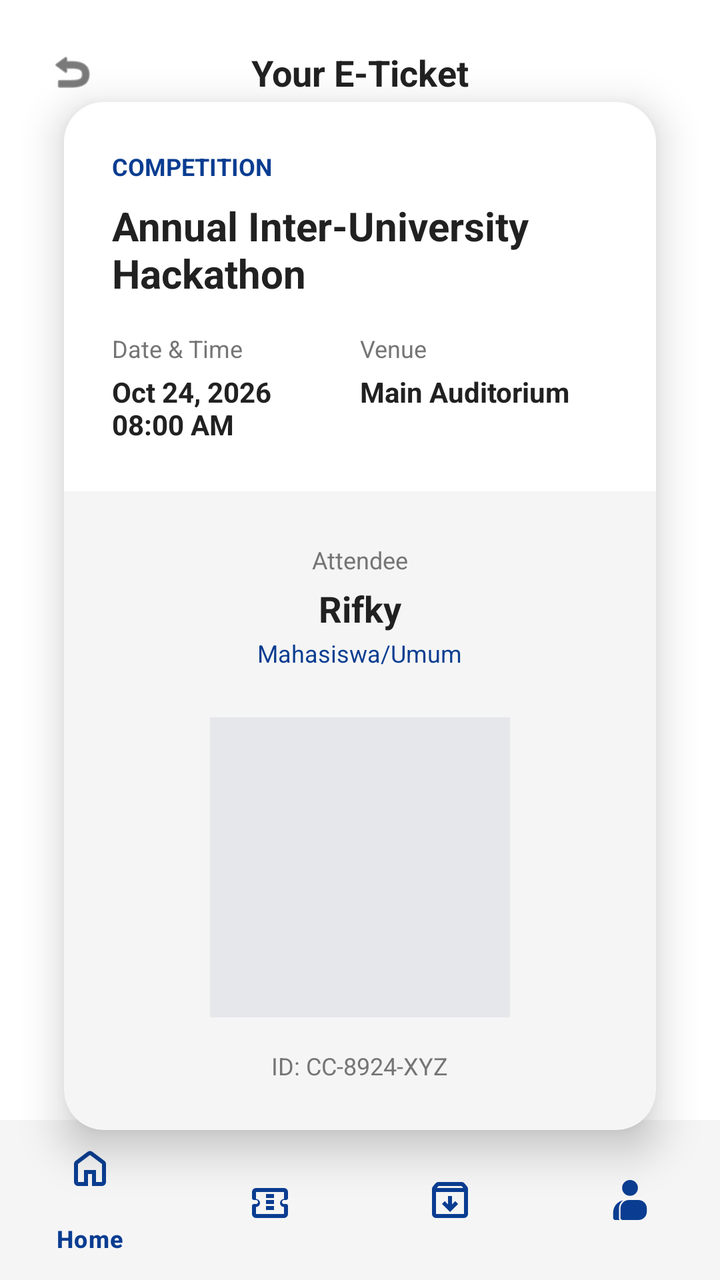
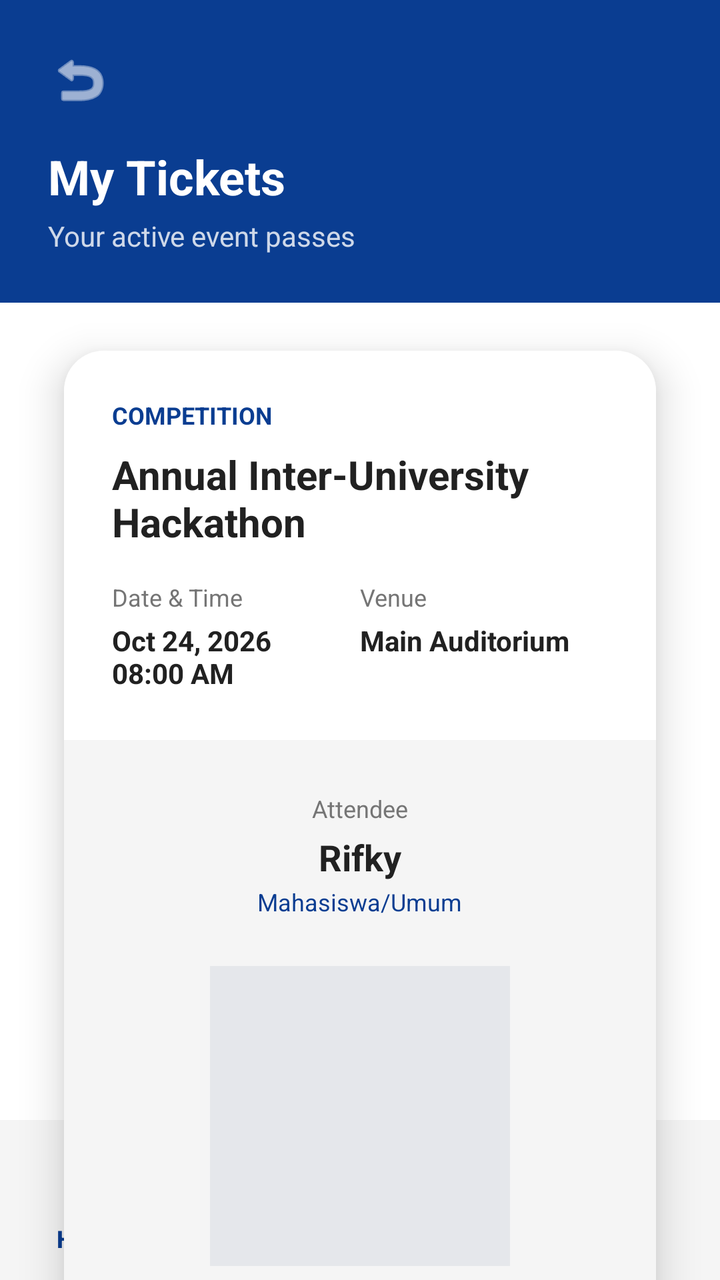

An Android layout rendered at two revisions. The XML below is the earlier revision; the diff shows what the commit changed to produce the second picture.
<!-- AndroidManifest.xml: application theme Theme.CampusConnectProject -->
<!-- res/layout/activity_ticket.xml -->
<?xml version="1.0" encoding="utf-8"?>
<androidx.constraintlayout.widget.ConstraintLayout
    xmlns:android="http://schemas.android.com/apk/res/android"
    xmlns:app="http://schemas.android.com/apk/res-auto"
    xmlns:tools="http://schemas.android.com/tools"
    android:layout_width="match_parent"
    android:layout_height="match_parent"
    android:background="@color/bg_utama"
    tools:context=".ui.mahasiswa.MyTicketActivity">

    <ImageView
        android:id="@+id/btnBack"
        android:layout_width="24dp"
        android:layout_height="24dp"
        android:layout_marginStart="24dp"
        android:layout_marginTop="24dp"
        android:contentDescription="@null"
        android:src="@android:drawable/ic_menu_revert"
        app:tint="@color/teks_utama"
        app:layout_constraintStart_toStartOf="parent"
        app:layout_constraintTop_toTopOf="parent" />

    <TextView
        android:layout_width="wrap_content"
        android:layout_height="wrap_content"
        android:text="Your E-Ticket"
        android:textColor="@color/teks_utama"
        android:textSize="18sp"
        android:textStyle="bold"
        app:layout_constraintBottom_toBottomOf="@id/btnBack"
        app:layout_constraintEnd_toEndOf="parent"
        app:layout_constraintStart_toStartOf="parent"
        app:layout_constraintTop_toTopOf="@id/btnBack" />

    <androidx.cardview.widget.CardView
        android:layout_width="match_parent"
        android:layout_height="wrap_content"
        android:layout_marginHorizontal="32dp"
        android:layout_marginTop="32dp"
        android:layout_marginBottom="24dp"
        app:cardCornerRadius="20dp"
        app:cardElevation="12dp"
        app:cardBackgroundColor="@color/bg_input"
        app:layout_constraintTop_toBottomOf="@id/btnBack"
        app:layout_constraintBottom_toTopOf="@id/bottomNavigation">

        <LinearLayout
            android:layout_width="match_parent"
            android:layout_height="wrap_content"
            android:orientation="vertical">

            <LinearLayout
                android:layout_width="match_parent"
                android:layout_height="wrap_content"
                android:orientation="vertical"
                android:padding="24dp"
                android:background="@color/bg_utama">

                <TextView
                    android:layout_width="wrap_content"
                    android:layout_height="wrap_content"
                    android:text="COMPETITION"
                    android:textColor="@color/warna_primer"
                    android:textSize="12sp"
                    android:textStyle="bold"
                    android:layout_marginBottom="8dp"/>

                <TextView
                    android:id="@+id/tvTicketEventName"
                    android:layout_width="match_parent"
                    android:layout_height="wrap_content"
                    android:text="Annual Inter-University Hackathon"
                    android:textColor="@color/teks_utama"
                    android:textSize="20sp"
                    android:textStyle="bold"
                    android:layout_marginBottom="16dp"/>

                <LinearLayout
                    android:layout_width="match_parent"
                    android:layout_height="wrap_content"
                    android:baselineAligned="false"
                    android:orientation="horizontal">

                    <LinearLayout
                        android:layout_width="0dp"
                        android:layout_height="wrap_content"
                        android:layout_weight="1"
                        android:orientation="vertical">
                        <TextView
                            android:layout_width="wrap_content"
                            android:layout_height="wrap_content"
                            android:text="Date &amp; Time"
                            android:textColor="@color/teks_sekunder"
                            android:textSize="12sp" />
                        <TextView
                            android:id="@+id/tvTicketDate"
                            android:layout_width="wrap_content"
                            android:layout_height="wrap_content"
                            android:text="Oct 24, 2026\n08:00 AM"
                            android:textColor="@color/teks_utama"
                            android:textSize="14sp"
                            android:textStyle="bold"
                            android:layout_marginTop="4dp"/>
                    </LinearLayout>

                    <LinearLayout
                        android:layout_width="0dp"
                        android:layout_height="wrap_content"
                        android:layout_weight="1"
                        android:orientation="vertical">
                        <TextView
                            android:layout_width="wrap_content"
                            android:layout_height="wrap_content"
                            android:text="Venue"
                            android:textColor="@color/teks_sekunder"
                            android:textSize="12sp" />
                        <TextView
                            android:id="@+id/tvTicketVenue"
                            android:layout_width="wrap_content"
                            android:layout_height="wrap_content"
                            android:text="Main Auditorium"
                            android:textColor="@color/teks_utama"
                            android:textSize="14sp"
                            android:textStyle="bold"
                            android:layout_marginTop="4dp"/>
                    </LinearLayout>
                </LinearLayout>
            </LinearLayout>

            <View
                android:layout_width="match_parent"
                android:layout_height="2dp"
                android:layout_marginHorizontal="16dp"
                android:background="@drawable/bg_dashed_line"
                android:layerType="software" />

            <LinearLayout
                android:layout_width="match_parent"
                android:layout_height="wrap_content"
                android:orientation="vertical"
                android:gravity="center_horizontal"
                android:padding="24dp">

                <TextView
                    android:layout_width="wrap_content"
                    android:layout_height="wrap_content"
                    android:text="Attendee"
                    android:textColor="@color/teks_sekunder"
                    android:textSize="12sp" />

                <TextView
                    android:id="@+id/tvTicketName"
                    android:layout_width="wrap_content"
                    android:layout_height="wrap_content"
                    android:text="Rifky"
                    android:textColor="@color/teks_utama"
                    android:textSize="18sp"
                    android:textStyle="bold"
                    android:layout_marginTop="4dp"/>

                <TextView
                    android:id="@+id/tvTicketRole"
                    android:layout_width="wrap_content"
                    android:layout_height="wrap_content"
                    android:text="Mahasiswa/Umum"
                    android:textColor="@color/warna_primer"
                    android:textSize="12sp"
                    android:layout_marginTop="2dp"
                    android:layout_marginBottom="24dp"/>

                <ImageView
                    android:id="@+id/ivQRCode"
                    android:layout_width="150dp"
                    android:layout_height="150dp"
                    android:background="@color/garis_pembatas"
                    android:contentDescription="@null"
                    android:padding="8dp"
                    android:scaleType="centerCrop" />

                <TextView
                    android:id="@+id/tvTicketID"
                    android:layout_width="wrap_content"
                    android:layout_height="wrap_content"
                    android:text="ID: CC-8924-XYZ"
                    android:textColor="@color/teks_sekunder"
                    android:textSize="12sp"
                    android:layout_marginTop="16dp"/>
            </LinearLayout>
        </LinearLayout>
    </androidx.cardview.widget.CardView>

    <com.google.android.material.bottomnavigation.BottomNavigationView
        android:id="@+id/bottomNavigation"
        android:layout_width="0dp"
        android:layout_height="wrap_content"
        android:background="@color/bg_input"
        app:itemIconTint="@color/warna_primer"
        app:itemTextColor="@color/warna_primer"
        app:layout_constraintBottom_toBottomOf="parent"
        app:layout_constraintEnd_toEndOf="parent"
        app:layout_constraintStart_toStartOf="parent"
        app:menu="@menu/bottom_nav_menu" />

</androidx.constraintlayout.widget.ConstraintLayout>
<!-- resources referenced by this layout -->
<resources>
  <color name="bg_input">#F5F5F5</color>
  <color name="bg_utama">#FFFFFF</color>
  <color name="garis_pembatas">#E5E7EB</color>
  <color name="teks_sekunder">#757575</color>
  <color name="teks_utama">#212121</color>
  <color name="warna_primer">#0A3D91</color>
  <!-- drawable bg_dashed_line (drawable) -->
  <?xml version="1.0" encoding="utf-8"?>
  <shape xmlns:android="http://schemas.android.com/apk/res/android"
      android:shape="line">
      <stroke
          android:width="2dp"
          android:color="#D1D5DB"
          android:dashWidth="8dp"
          android:dashGap="6dp" />
  </shape>
  <style name="Theme.CampusConnectProject" parent="Base.Theme.CampusConnectProject" />
  <style name="Base.Theme.CampusConnectProject" parent="Theme.Material3.DayNight.NoActionBar">
          <item name="android:forceDarkAllowed" tools:targetApi="q">false</item>
      </style>
</resources>

<!-- the commit's change to res/layout/activity_ticket.xml (unified diff, before → after) -->
@@ -6,43 +6,54 @@
     android:layout_width="match_parent"
     android:layout_height="match_parent"
     android:background="@color/bg_utama"
-    tools:context=".ui.mahasiswa.MyTicketActivity">
-
-    <ImageView
-        android:id="@+id/btnBack"
-        android:layout_width="24dp"
-        android:layout_height="24dp"
-        android:layout_marginStart="24dp"
-        android:layout_marginTop="24dp"
-        android:contentDescription="@null"
-        android:src="@android:drawable/ic_menu_revert"
-        app:tint="@color/teks_utama"
-        app:layout_constraintStart_toStartOf="parent"
-        app:layout_constraintTop_toTopOf="parent" />
-
-    <TextView
-        android:layout_width="wrap_content"
+    tools:context=".ui.mahasiswa.TicketActivity">
+
+    
+    <LinearLayout
+        android:id="@+id/headerTicket"
+        android:layout_width="match_parent"
         android:layout_height="wrap_content"
-        android:text="Your E-Ticket"
-        android:textColor="@color/teks_utama"
-        android:textSize="18sp"
-        android:textStyle="bold"
-        app:layout_constraintBottom_toBottomOf="@id/btnBack"
-        app:layout_constraintEnd_toEndOf="parent"
-        app:layout_constraintStart_toStartOf="parent"
-        app:layout_constraintTop_toTopOf="@id/btnBack" />
+        android:background="@color/warna_primer"
+        android:orientation="vertical"
+        android:padding="24dp"
+        app:layout_constraintTop_toTopOf="parent">
+
+        <ImageView
+            android:id="@+id/btnBack"
+            android:layout_width="32dp"
+            android:layout_height="32dp"
+            android:layout_marginBottom="16dp"
+            android:background="?attr/selectableItemBackgroundBorderless"
+            android:src="@android:drawable/ic_menu_revert"
+            app:tint="@color/white" />
+
+        <TextView
+            android:layout_width="wrap_content"
+            android:layout_height="wrap_content"
+            android:text="My Tickets"
+            android:textColor="@color/white"
+            android:textSize="24sp"
+            android:textStyle="bold" />
+
+        <TextView
+            android:layout_width="wrap_content"
+            android:layout_height="wrap_content"
+            android:layout_marginTop="4dp"
+            android:alpha="0.8"
+            android:text="Your active event passes"
+            android:textColor="@color/white"
+            android:textSize="14sp" />
+    </LinearLayout>
 
     <androidx.cardview.widget.CardView
         android:layout_width="match_parent"
         android:layout_height="wrap_content"
         android:layout_marginHorizontal="32dp"
-        android:layout_marginTop="32dp"
-        android:layout_marginBottom="24dp"
+        android:layout_marginTop="24dp"
         app:cardCornerRadius="20dp"
         app:cardElevation="12dp"
         app:cardBackgroundColor="@color/bg_input"
-        app:layout_constraintTop_toBottomOf="@id/btnBack"
-        app:layout_constraintBottom_toTopOf="@id/bottomNavigation">
+        app:layout_constraintTop_toBottomOf="@id/headerTicket">
 
         <LinearLayout
             android:layout_width="match_parent"
<!-- resource entries referenced after the edit -->
@@ -6,6 +6,7 @@
   <color name="teks_sekunder">#757575</color>
   <color name="teks_utama">#212121</color>
   <color name="warna_primer">#0A3D91</color>
+  <color name="white">#FFFFFFFF</color>
   <!-- drawable bg_dashed_line (drawable) -->
   <?xml version="1.0" encoding="utf-8"?>
   <shape xmlns:android="http://schemas.android.com/apk/res/android"
